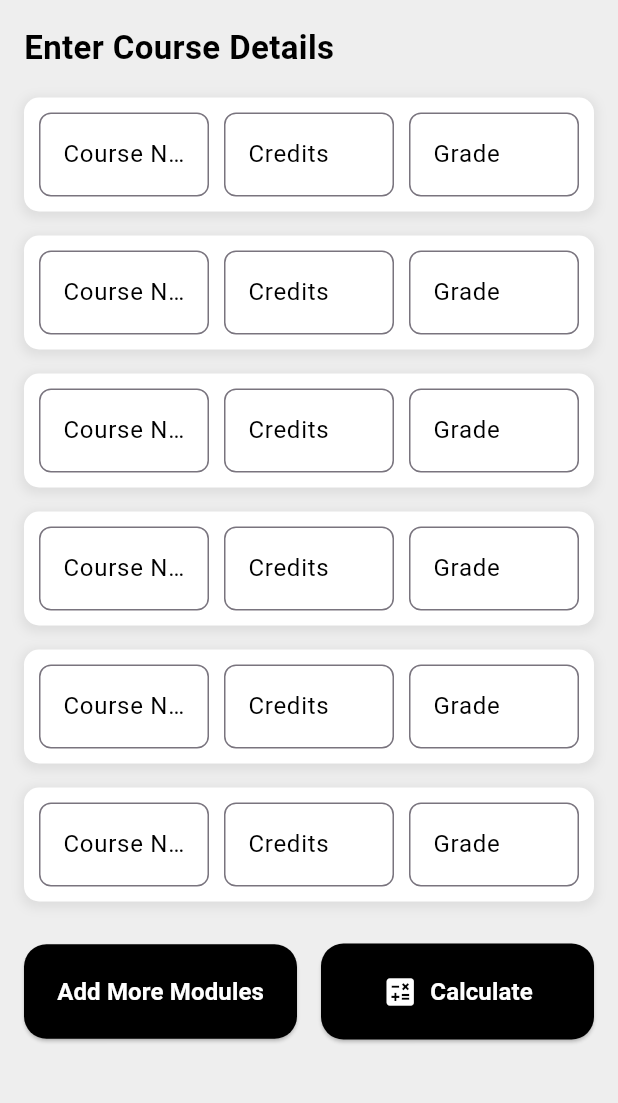
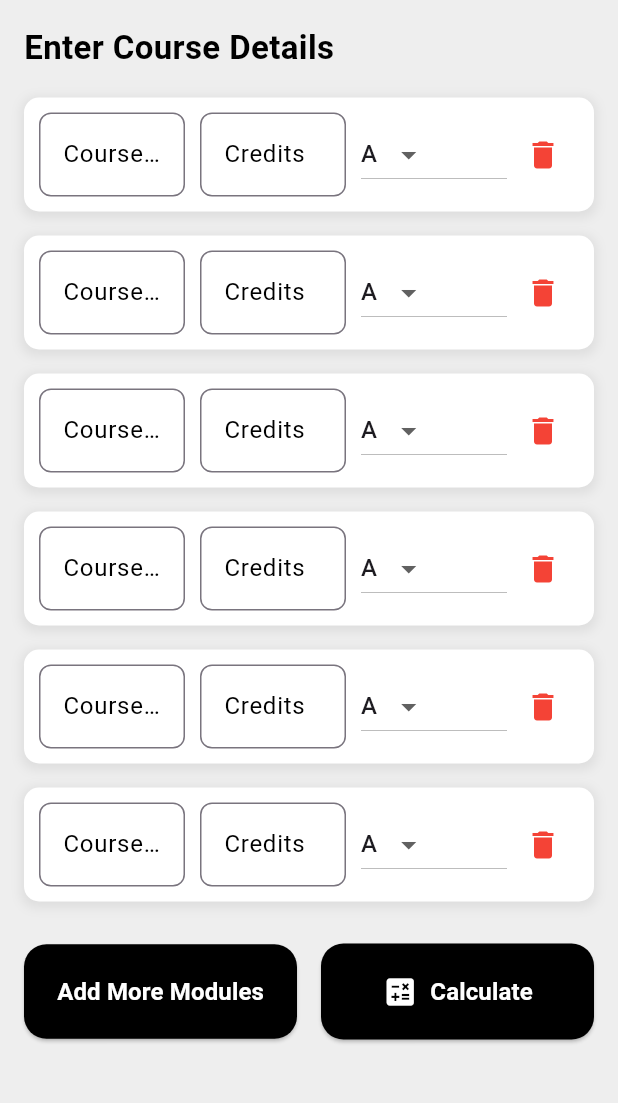
Before and after one commit to Dewninim/GPA-Calculator, a Flutter app: the screen it shows after launch, on a phone screen of 412 x 824 dp, the part 84-1187 px from its top. Run offline on Flutter 3.47's test engine with Material 3 defaults, Android fonts, the phone set to English and light mode, and no system bars.

Commit message:
Update main.dart

```diff
--- a/lib/main.dart
+++ b/lib/main.dart
@@ -40,13 +40,23 @@ class InputScreen extends StatefulWidget {
 class _InputScreenState extends State<InputScreen> {
   List<TextEditingController> _courseNames = List.generate(6, (index) => TextEditingController());
   List<TextEditingController> _credits = List.generate(6, (index) => TextEditingController());
-  List<TextEditingController> _grades = List.generate(6, (index) => TextEditingController());
+  List<String> _grades = List.generate(6, (index) => 'A');  // Default grade for all entries
+
+  List<String> gradeOptions = ['A+', 'A', 'A-', 'B+', 'B', 'B-', 'C+', 'C', 'C-', 'D+', 'D', 'E'];
 
   void _addModule() {
     setState(() {
       _courseNames.add(TextEditingController());
       _credits.add(TextEditingController());
-      _grades.add(TextEditingController());
+      _grades.add('A');  // Default grade for new module
+    });
+  }
+
+  void _removeModule(int index) {
+    setState(() {
+      _courseNames.removeAt(index);
+      _credits.removeAt(index);
+      _grades.removeAt(index);
     });
   }
 
@@ -60,9 +70,9 @@ class _InputScreenState extends State<InputScreen> {
     };
 
     for (int i = 0; i < _courseNames.length; i++) {
-      if (_credits[i].text.isNotEmpty && _grades[i].text.isNotEmpty) {
+      if (_credits[i].text.isNotEmpty && _grades[i].isNotEmpty) {
         int credit = int.tryParse(_credits[i].text) ?? 0;
-        double gradePoint = gradeToPoint[_grades[i].text.toUpperCase()] ?? 0.0;
+        double gradePoint = gradeToPoint[_grades[i]] ?? 0.0;
         totalPoints += credit * gradePoint;
         totalCredits += credit;
       }
@@ -177,15 +187,26 @@ class _InputScreenState extends State<InputScreen> {
               style: TextStyle(color: Colors.black),
             )),
             SizedBox(width: 10),
-            Expanded(child: TextField(
-              controller: _grades[index],
-              decoration: InputDecoration(
-                labelText: 'Grade',
-                labelStyle: TextStyle(color: Colors.black),
-                border: OutlineInputBorder(borderRadius: BorderRadius.circular(8)),
+            Expanded(
+              child: DropdownButton<String>(
+                value: _grades[index],
+                onChanged: (String? newValue) {
+                  setState(() {
+                    _grades[index] = newValue!;
+                  });
+                },
+                items: gradeOptions.map<DropdownMenuItem<String>>((String value) {
+                  return DropdownMenuItem<String>(
+                    value: value,
+                    child: Text(value),
+                  );
+                }).toList(),
               ),
-              style: TextStyle(color: Colors.black),
-            )),
+            ),
+            IconButton(
+              icon: Icon(Icons.delete, color: Colors.red),
+              onPressed: () => _removeModule(index),
+            ),
           ],
         ),
       ),
```
